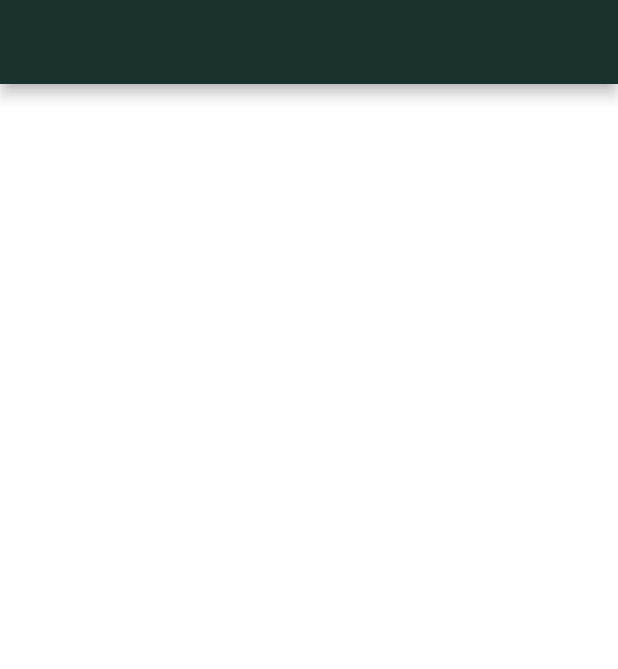
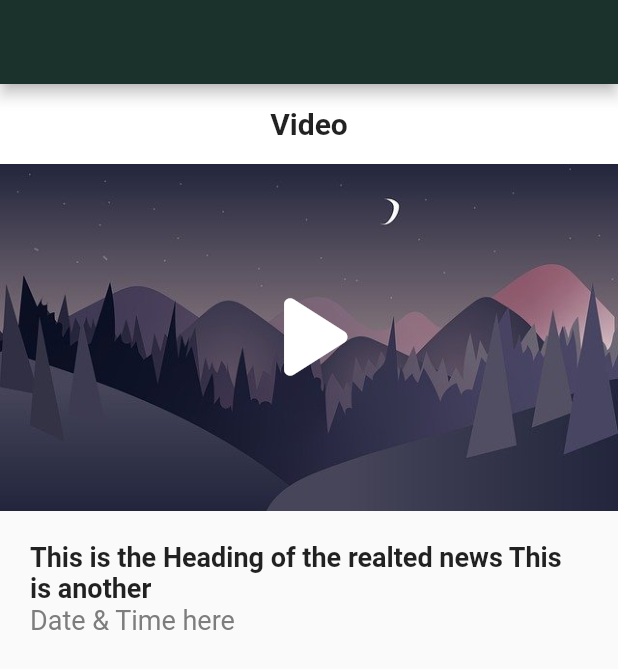
Before and after one commit to Ujjwal-here/Intern-HummingSparrow, a Flutter app: the screen it shows after launch, on a phone screen of 412 x 824 dp. Shown: the top 669 px of the screen. Run offline on Flutter 3.47's test engine with Material 2 defaults, Android fonts, the phone set to English and light mode, and no system bars.

Commit message:
forest.jpg added

```diff
--- a/lib/main.dart
+++ b/lib/main.dart
@@ -1,5 +1,5 @@
 import 'package:flutter/material.dart';
-import 'package:task/screens/home.dart';
+import 'package:task/screens/video.dart';
 
 void main() {
   runApp(MyApp());
@@ -11,7 +11,7 @@ class MyApp extends StatelessWidget {
     return MaterialApp(
       title: 'Flutter Demo',
       debugShowCheckedModeBanner: false,
-      home: Home(),
+      home: Video(),
     );
   }
 }
--- a/lib/screens/profile.dart
+++ b/lib/screens/profile.dart
@@ -0,0 +1,12 @@
+import 'package:flutter/material.dart';
+
+class Profile extends StatelessWidget {
+  @override
+  Widget build(BuildContext context) {
+    return Scaffold(
+      appBar: AppBar(
+        backgroundColor: Color.fromRGBO(26, 50, 43, 1),
+      ),
+    );
+  }
+}
--- a/lib/screens/video.dart
+++ b/lib/screens/video.dart
@@ -0,0 +1,53 @@
+import 'package:flutter/material.dart';
+
+class Video extends StatelessWidget {
+  @override
+  Widget build(BuildContext context) {
+    return Scaffold(
+      appBar: AppBar(
+        backgroundColor: Color.fromRGBO(26, 50, 43, 1),
+      ),
+      body: ListView(
+        children: [
+          Container(
+            color: Colors.white,
+            padding: const EdgeInsets.all(15),
+            alignment: Alignment.center,
+            child: Text(
+              "Video",
+              style: TextStyle(fontSize: 20, fontWeight: FontWeight.bold),
+            ),
+          ),
+          Stack(
+            alignment: Alignment.center,
+            children: [
+              Image(image: AssetImage("assets/forest.jpg")),
+              Icon(
+                Icons.play_arrow_rounded,
+                color: Colors.white,
+                size: 100,
+              )
+            ],
+          ),
+          Container(
+            padding: EdgeInsets.all(20),
+            child: Column(
+              crossAxisAlignment: CrossAxisAlignment.start,
+              children: [
+                Text(
+                  "This is the Heading of the realted news This is another",
+                  style: TextStyle(fontSize: 18, fontWeight: FontWeight.bold),
+                ),
+                Text(
+                  "Date & Time here",
+                  style: TextStyle(
+                      fontSize: 18, color: Color.fromRGBO(125, 125, 125, 1)),
+                ),
+              ],
+            ),
+          )
+        ],
+      ),
+    );
+  }
+}
--- a/pubspec.yaml
+++ b/pubspec.yaml
@@ -44,7 +44,7 @@ flutter:
   # the material Icons class.
   uses-material-design: true
   assets:
-    - assets/horse.jpg
+    - assets/forest.jpg
 
   # To add assets to your application, add an assets section, like this:
   # assets:
```
Also changed, not shown: assets/elephant.jpg (added), assets/forest.jpg (added), assets/horse.jpg (deleted).
